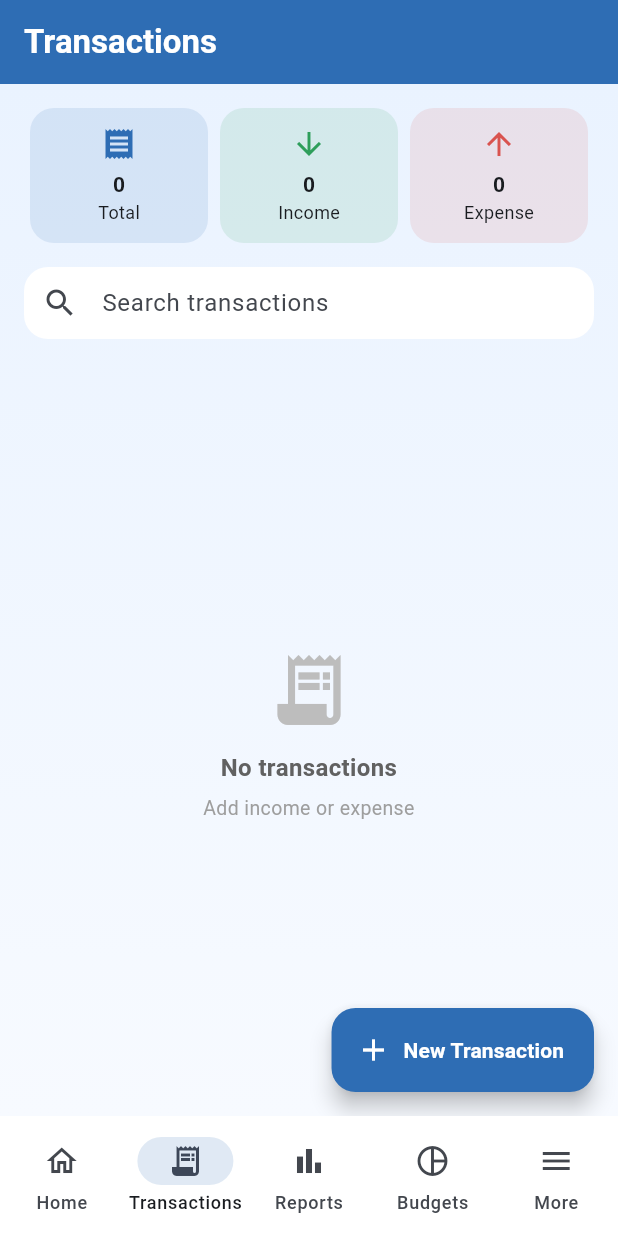
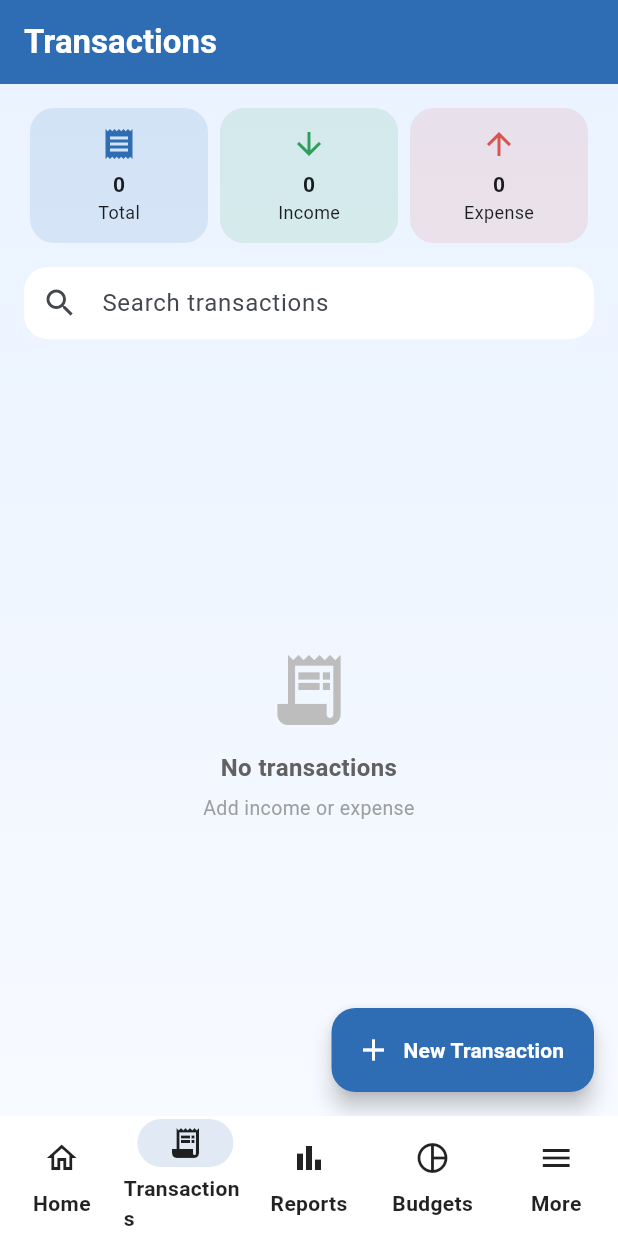
Before and after one commit to DilakshiKeerthirathne/phf_money_app, a Flutter app: the screen it shows after launch, item 2 of the bottom bar chosen, on a phone screen of 412 x 824 dp. Run offline on Flutter 3.47's test engine with Material 3 defaults, Android fonts, the phone set to English and light mode, and no system bars; our stand-ins replace csv, fl_chart, flutter_riverpod, hive_flutter, share_plus; accounts and stored records are empty.

Commit message:
Improve dark mode UI and navigation colors

```diff
--- a/lib/app/app_shell.dart
+++ b/lib/app/app_shell.dart
@@ -40,8 +40,6 @@ class _AppShellState extends State<AppShell> {
             _index = value;
           });
         },
-        backgroundColor: Colors.white,
-        indicatorColor: AppColors.phfBlue.withValues(alpha: 0.15),
         destinations: const [
           NavigationDestination(
             icon: Icon(Icons.home_outlined),
--- a/lib/core/theme/app_theme.dart
+++ b/lib/core/theme/app_theme.dart
@@ -30,6 +30,21 @@ class AppTheme {
         foregroundColor: Colors.white,
         elevation: 0,
         centerTitle: false,
+      ),
+      navigationBarTheme: const NavigationBarThemeData(
+        backgroundColor: Colors.white,
+        indicatorColor: Color(0x262E6DB4),
+        labelTextStyle: WidgetStatePropertyAll(
+          TextStyle(
+            color: Colors.black87,
+            fontWeight: FontWeight.w600,
+          ),
+        ),
+        iconTheme: WidgetStatePropertyAll(
+          IconThemeData(
+            color: Colors.black87,
+          ),
+        ),
       ),
       cardTheme: CardThemeData(
         elevation: 3,
@@ -71,26 +86,75 @@ class AppTheme {
       useMaterial3: true,
       colorScheme: ColorScheme.fromSeed(
         seedColor: AppColors.phfBlue,
-        primary: AppColors.phfBlue,
-        brightness: Brightness.light,
+        brightness: Brightness.dark,
       ),
-      scaffoldBackgroundColor: AppColors.background,
     );
 
     return base.copyWith(
+      scaffoldBackgroundColor: const Color(0xFF121212),
+
       appBarTheme: const AppBarTheme(
         backgroundColor: Colors.black,
         foregroundColor: Colors.white,
         elevation: 0,
       ),
-      scaffoldBackgroundColor: const Color(0xFF121212),
+      navigationBarTheme: const NavigationBarThemeData(
+        backgroundColor: Color(0xFF1A1A1A),
+        indicatorColor: AppColors.phfBlue,
+        labelTextStyle: WidgetStatePropertyAll(
+          TextStyle(
+            color: Colors.white,
+            fontWeight: FontWeight.w600,
+          ),
+        ),
+        iconTheme: WidgetStatePropertyAll(
+          IconThemeData(
+            color: Colors.white,
+          ),
+        ),
+      ),
+
       cardTheme: CardThemeData(
         color: const Color(0xFF1E1E1E),
-        elevation: 1,
+        elevation: 2,
         shape: RoundedRectangleBorder(
-          borderRadius: BorderRadius.circular(14),
+          borderRadius: BorderRadius.circular(18),
         ),
       ),
+
+      // Makes all text white
+      textTheme: ThemeData.dark().textTheme.apply(
+            bodyColor: Colors.white,
+            displayColor: Colors.white,
+          ),
+
+      // Makes icons white
+      iconTheme: const IconThemeData(
+        color: Colors.white,
+      ),
+
+      // ListTile text/icon colors
+      listTileTheme: const ListTileThemeData(
+        textColor: Colors.white,
+        iconColor: Colors.white,
+      ),
+
+      // Divider color
+      dividerColor: Colors.white24,
+
+      // Dropdown text
+      dropdownMenuTheme: const DropdownMenuThemeData(),
+
+      inputDecorationTheme: InputDecorationTheme(
+        filled: true,
+        fillColor: const Color(0xFF2A2A2A),
+        labelStyle: const TextStyle(color: Colors.white70),
+        hintStyle: const TextStyle(color: Colors.white54),
+        border: OutlineInputBorder(
+          borderRadius: BorderRadius.circular(10),
+        ),
+      ),
+
       floatingActionButtonTheme: const FloatingActionButtonThemeData(
         backgroundColor: AppColors.phfBlue,
         foregroundColor: Colors.white,
--- a/lib/core/widgets/phf_background.dart
+++ b/lib/core/widgets/phf_background.dart
@@ -10,15 +10,22 @@ class PHFBackground extends StatelessWidget {
 
   @override
   Widget build(BuildContext context) {
+    final isDark = Theme.of(context).brightness == Brightness.dark;
+
     return Container(
-      decoration: const BoxDecoration(
+      decoration: BoxDecoration(
         gradient: LinearGradient(
           begin: Alignment.topCenter,
           end: Alignment.bottomCenter,
-          colors: [
-            Color(0xFFEAF3FF),
-            Color(0xFFF7FAFF),
-          ],
+          colors: isDark
+              ? const [
+                  Color(0xFF121212),
+                  Color(0xFF1E1E1E),
+                ]
+              : const [
+                  Color(0xFFEAF3FF),
+                  Color(0xFFF7FAFF),
+                ],
         ),
       ),
       child: child,
--- a/lib/features/splash/presentation/splash_page.dart
+++ b/lib/features/splash/presentation/splash_page.dart
@@ -225,9 +225,9 @@ class _SplashPageState extends State<SplashPage>
                             ),
                             child: Center(
                               child: Container(
-                                height: 105,
-                                width: 105,
-                                padding: const EdgeInsets.all(10),
+                                height: 125,
+                                width: 125,
+                                padding: const EdgeInsets.all(6),
                                 decoration: BoxDecoration(
                                   shape: BoxShape.circle,
                                   color: Colors.white.withValues(alpha: .92),
```
